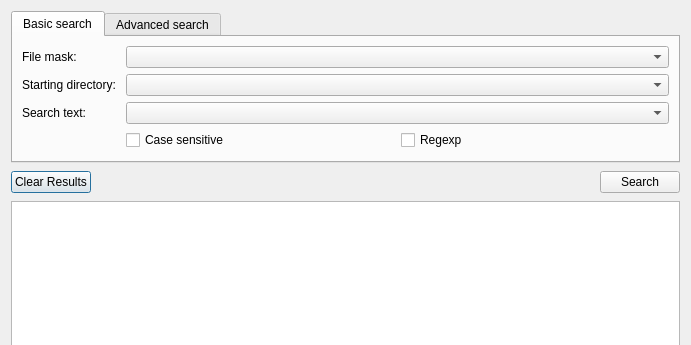
Before: the Qt Designer form searchdialog.ui in afigegoznaet/YAC_Commander, drawn with Qt 5; both pictures show x 0 to 691 and y 0 to 345 of the 691 by 631 pixel window.
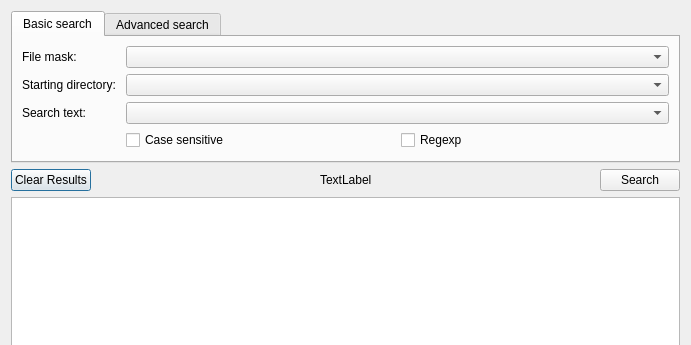
After: the same form once the commit is applied. Custom widgets are drawn as their Qt base class.

Commit message: Fixed the file permissions copying and added a small but very useful improvement to file search dialog - a label that shows the current directory

The edit to the form file:
```diff
--- a/searchdialog.ui
+++ b/searchdialog.ui
@@ -186,6 +186,29 @@
        <property name="text">
         <string>Clear Results</string>
        </property>
+       <property name="tabletTracking" stdset="0">
+        <bool>false</bool>
+       </property>
+      </widget>
+     </item>
+     <item>
+      <spacer name="horizontalSpacer_2">
+       <property name="orientation">
+        <enum>Qt::Horizontal</enum>
+       </property>
+       <property name="sizeHint" stdset="0">
+        <size>
+         <width>40</width>
+         <height>20</height>
+        </size>
+       </property>
+      </spacer>
+     </item>
+     <item>
+      <widget class="QLabel" name="label">
+       <property name="text">
+        <string>TextLabel</string>
+       </property>
       </widget>
      </item>
      <item>
@@ -195,8 +218,8 @@
        </property>
        <property name="sizeHint" stdset="0">
         <size>
-         <width>534</width>
-         <height>26</height>
+         <width>40</width>
+         <height>20</height>
         </size>
        </property>
       </spacer>
```
Left out of the diff: 3 changed lines with no effect on the pictures. The commit also changes 4 other files.
